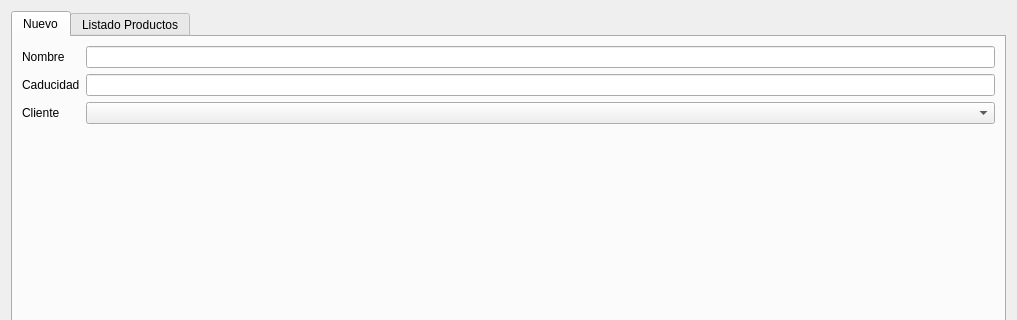
This is productos/view/ventana_productos.ui in jolumon/proyecto_24_25 as Qt 5 draws it before an edit; both pictures show x 0 to 1017 and y 0 to 320 of the 1017 by 881 pixel window. The edited form follows.
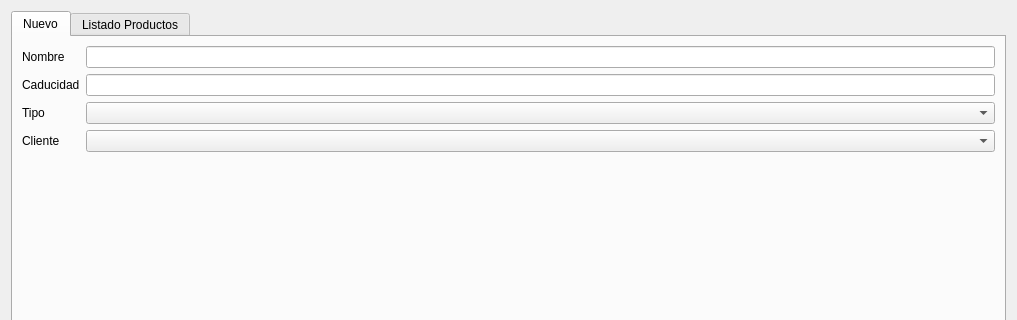
This is the edited form. The open tabs and pages were chosen to show the change.

Commit message: Actualizar ui ventanas de productos cosmeticos

Patch:
```diff
--- a/productos/view/ventana_productos.ui
+++ b/productos/view/ventana_productos.ui
@@ -53,16 +53,26 @@
          <item row="1" column="1">
           <widget class="QLineEdit" name="le_caducidad_prod"/>
          </item>
-         <item row="2" column="0">
+         <item row="3" column="0">
           <widget class="QLabel" name="lbl_cliente_prod">
            <property name="text">
             <string>Cliente</string>
            </property>
           </widget>
          </item>
-         <item row="2" column="1">
+         <item row="3" column="1">
           <widget class="QComboBox" name="cb_cliente_prod"/>
          </item>
+         <item row="2" column="0">
+          <widget class="QLabel" name="lbl_tipo_prod">
+           <property name="text">
+            <string>Tipo</string>
+           </property>
+          </widget>
+         </item>
+         <item row="2" column="1">
+          <widget class="QComboBox" name="cb_tipo_prod"/>
+         </item>
         </layout>
        </item>
        <item>
```
The commit also changes 1 other file.
